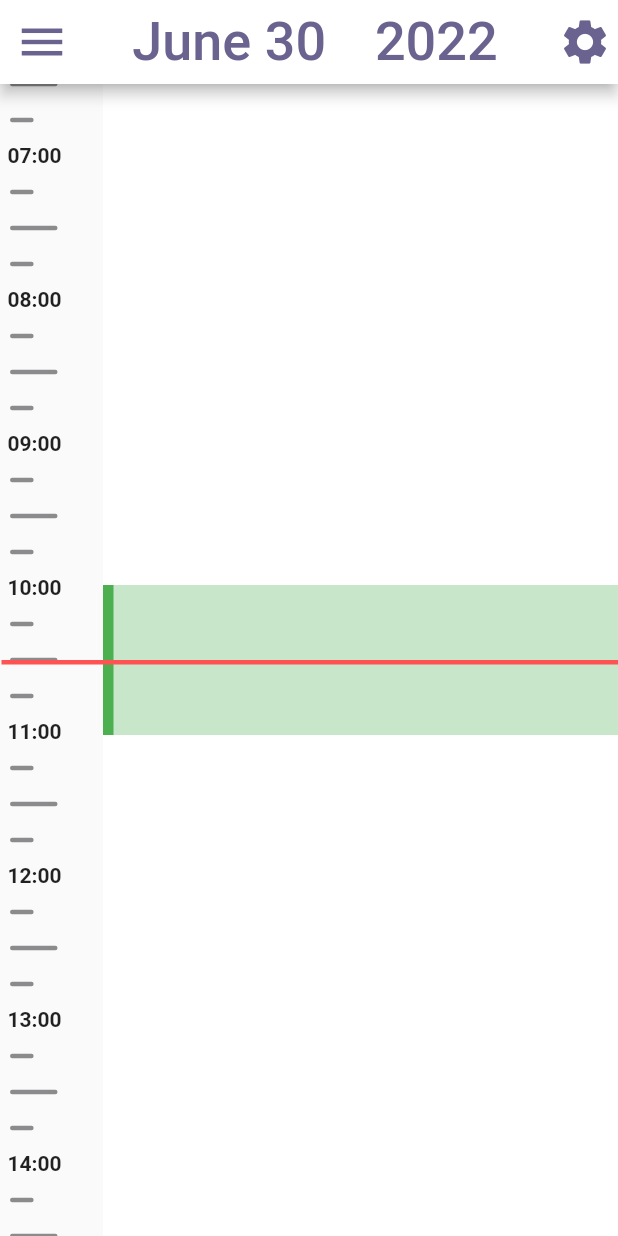
After one commit to Dimyvm/Judo-registration-app, a Flutter app: the screen it shows after launch, on a phone screen of 412 x 824 dp. The commit adds this screen. Run offline on Flutter 3.47's test engine with Material 2 defaults, Android fonts, the phone set to English and light mode, and no system bars.

Commit message:
code refactoring - dayView

```diff
--- a/lib/views/home_page.dart
+++ b/lib/views/home_page.dart
@@ -6,6 +6,7 @@ import 'package:JudoRegistration/constants.dart';
 import 'package:JudoRegistration/routes.dart';
 import 'package:intl/intl.dart';
 
+import '../widgets/day_view.dart';
 import '../widgets/time_line_stroke.dart';
 
 class HomePage extends StatelessWidget {
@@ -14,14 +15,16 @@ class HomePage extends StatelessWidget {
   @override
   Widget build(BuildContext context) {
     final double width = MediaQuery.of(context).size.width;
-    final double height = MediaQuery.of(context).size.height -
+    final double heightMinAppbar = MediaQuery.of(context).size.height -
         AppBar().preferredSize.height -
         MediaQuery.of(context).padding.top;
+    debugPrint('height homepage: $heightMinAppbar');
 
     DateTime now = DateTime.now();
-    double timeline = (height / 1440) * (now.hour * 60 + now.minute);
+    double timeline = (heightMinAppbar / 1440) * (now.hour * 60 + now.minute);
 
     String month = months[now.month - 1];
+    double scale = 3;
 
     Timer? toScreensaver;
 
@@ -35,6 +38,31 @@ class HomePage extends StatelessWidget {
     toScreensaver = Timer.periodic(
         const Duration(minutes: 1), (_) => navigateToScreenSaver());
 
+    List<Widget> events = [
+      EventTile(
+          height: heightMinAppbar,
+          color: Colors.purple,
+          timeline: timeline,
+          width: width,
+          start: DateTime(2022, 6, 28, 21, 30),
+          end: DateTime(2022, 6, 28, 21, 30),
+          title: "title",
+          comment: "comment"),
+      Positioned(
+        left: 0,
+        top: timeline * 3 - 50,
+        child: Container(
+          width: (width / 6) * 5,
+          height: 100,
+          decoration: BoxDecoration(
+            color: Colors.green[100],
+            border: const Border(
+              left: BorderSide(color: Colors.green, width: 7),
+            ),
+          ),
+        ),
+      ),
+    ];
     return Scaffold(
       appBar: AppBar(
         // backgroundColor: Colors.white,
@@ -76,26 +104,37 @@ class HomePage extends StatelessWidget {
         child: Stack(
           clipBehavior: Clip.none,
           children: [
-            // moving Background layer current day
+            //moving Background layer - previous day
+
+            // moving Background layer - current day
+            DayView(
+              heightMinAppbar: heightMinAppbar,
+              width: width,
+              scale: scale,
+              timeline: timeline,
+              events: events,
+            ),
+
+            // moving Background layer - next day
             Positioned(
-              top: -(timeline * 3 - (height / 2)), // moving background
+              top: -(timeline * 3 - (heightMinAppbar / 2)) +
+                  heightMinAppbar * 3, // moving background
               child: Row(
                 children: [
                   //Timelinestroke
-                  const TimeLineStroke(),
+                  TimeLineStroke(heightMinAppbar: heightMinAppbar),
 
                   //training overview
-
                   Container(
                     color: Colors.white,
                     width: (width / 6) * 5,
-                    height: height * 3,
+                    height: heightMinAppbar * 3,
                     child: Stack(
                       fit: StackFit.loose,
                       children: [
                         //events
                         EventTile(
-                            height: height,
+                            height: heightMinAppbar,
                             color: Colors.purple,
                             timeline: timeline,
                             width: width,
@@ -123,13 +162,12 @@ class HomePage extends StatelessWidget {
                 ],
               ),
             ),
-            // moving Background layer next day
 
             //timeline
             Positioned(
               left: 1,
               // top: timeline,   // moving timeline
-              top: height / 2, // fixed timeline
+              top: heightMinAppbar / 2, // fixed timeline
               child: Container(
                 width: width,
                 height: 3.0,
--- /dev/null
+++ b/lib/widgets/day_view.dart
@@ -0,0 +1,42 @@
+import 'package:flutter/material.dart';
+
+import 'time_line_stroke.dart';
+
+class DayView extends StatelessWidget {
+  final double heightMinAppbar;
+  final double width;
+  final double scale;
+  final double timeline;
+  final List<Widget> events;
+  const DayView(
+      {Key? key,
+      required this.heightMinAppbar,
+      required this.width,
+      required this.scale,
+      required this.timeline,
+      this.events = const []})
+      : super(key: key);
+
+  @override
+  Widget build(BuildContext context) {
+    return Positioned(
+      top: -(timeline * scale - (heightMinAppbar / 2)), // moving background
+      child: Row(
+        children: [
+          //Timelinestroke
+          TimeLineStroke(heightMinAppbar: heightMinAppbar),
+          //events overview
+          Container(
+            color: Colors.white,
+            width: (width / 6) * 5,
+            height: heightMinAppbar * scale,
+            child: Stack(
+              fit: StackFit.loose,
+              children: events,
+            ),
+          ),
+        ],
+      ),
+    );
+  }
+}
--- a/lib/widgets/time_line_stroke.dart
+++ b/lib/widgets/time_line_stroke.dart
@@ -3,19 +3,22 @@ import 'package:flutter/material.dart';
 import 'package:intl/intl.dart';
 
 class TimeLineStroke extends StatelessWidget {
-  const TimeLineStroke({Key? key}) : super(key: key);
+  final double heightMinAppbar;
+   const TimeLineStroke({Key? key, required this.heightMinAppbar}) : super(key: key);
 
   @override
   Widget build(BuildContext context) {
     final double width = MediaQuery.of(context).size.width;
-    final double height = MediaQuery.of(context).size.height -
-        AppBar().preferredSize.height -
-        MediaQuery.of(context).padding.top;
+    // final double heightMinAppbar = MediaQuery.of(context).size.height -
+    //     AppBar().preferredSize.height -
+    //     MediaQuery.of(context).padding.top;
+
+     debugPrint('height timelinestroke: $heightMinAppbar');
 
     return Container(
                     color: Colors.transparent,
                     width: width / 6,
-                    height: height * 3,
+                    height: heightMinAppbar * 3,
                     child: ListView.builder(
                       itemCount: 24,
                       itemBuilder: (BuildContext context, int index) {
@@ -25,7 +28,7 @@ class TimeLineStroke extends StatelessWidget {
                             Container(
                               padding: const EdgeInsets.fromLTRB(5, 0, 0, 0),
                               width: double.infinity,
-                              height: height / 8,
+                              height: heightMinAppbar / 8,
                               color: Colors.transparent,
                               child: Column(
                                 mainAxisAlignment:
```
